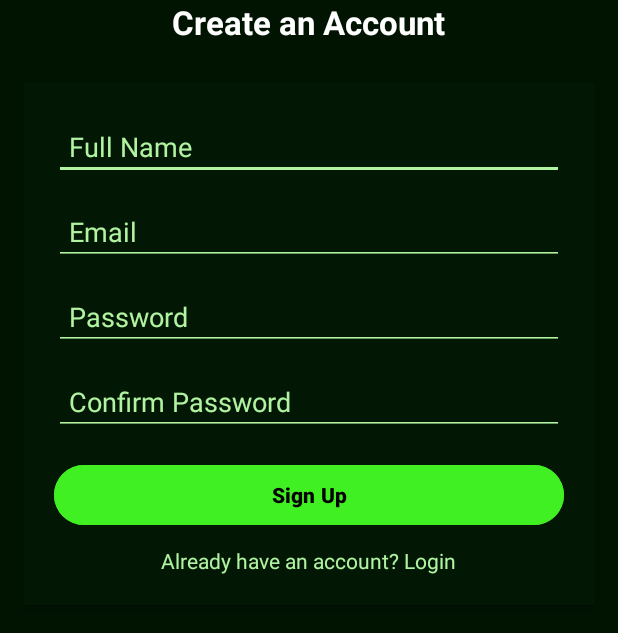
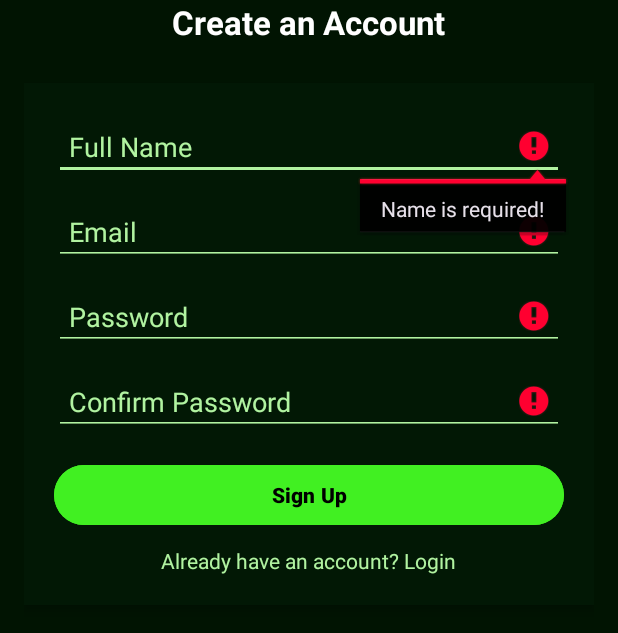
Before and after one commit to Heroic2024/wallet_whiz, an Android app: the screen it shows after launch (MainActivity), after a tap on "Sign Up", on a phone screen of 412 x 824 dp, the part 390-1023 px from its top. Run offline under Robolectric (Android 15) with nearby library versions, the phone set to English and light mode, and no system bars.

Commit message:
Validations
validations

```diff
--- a/app/src/main/java/com/example/mainproject/MainActivity.java
+++ b/app/src/main/java/com/example/mainproject/MainActivity.java
@@ -6,7 +6,7 @@ import android.content.Intent;
 import android.database.Cursor;
 import android.database.sqlite.SQLiteDatabase;
 import android.os.Bundle;
-import android.util.Log;
+import android.util.Patterns;
 import android.widget.Button;
 import android.widget.EditText;
 import android.widget.TextView;
@@ -39,23 +39,71 @@ public class MainActivity extends AppCompatActivity {
         db.execSQL("CREATE TABLE IF NOT EXISTS users(id INTEGER PRIMARY KEY AUTOINCREMENT, name TEXT, email TEXT UNIQUE, password TEXT)");
 
         btnSignup.setOnClickListener(view -> {
+            // Reset any previous errors
+            edtName.setError(null);
+            edtEmail.setError(null);
+            edtPassword.setError(null);
+            edtConfirmPassword.setError(null);
+
             String name = edtName.getText().toString().trim();
             String email = edtEmail.getText().toString().trim();
             String password = edtPassword.getText().toString().trim();
             String confirmPassword = edtConfirmPassword.getText().toString().trim();
+            boolean valid = true;
 
-            if (name.isEmpty() || email.isEmpty() || password.isEmpty() || confirmPassword.isEmpty()) {
-                Toast.makeText(MainActivity.this, "All fields are required!", Toast.LENGTH_SHORT).show();
-            } else if (!password.equals(confirmPassword)) {
-                Toast.makeText(MainActivity.this, "Passwords do not match!", Toast.LENGTH_SHORT).show();
-            } else if (checkUserExists(email)) {
-                Toast.makeText(MainActivity.this, "Email already registered!", Toast.LENGTH_SHORT).show();
-            } else {
+            // Validate Name
+            if (name.isEmpty()) {
+                edtName.setError("Name is required!");
+                valid = false;
+            } else if (!isValidName(name)) {
+                edtName.setError("Name must be at least 3 characters and only contain letters and spaces!");
+                valid = false;
+            }
+
+            // Validate Email
+            if (email.isEmpty()) {
+                edtEmail.setError("Email is required!");
+                valid = false;
+            } else if (!isValidEmail(email)) {
+                edtEmail.setError("Please enter a valid email!");
+                valid = false;
+            }
+
+            // Validate Password and Confirm Password
+            if (password.isEmpty()) {
+                edtPassword.setError("Password is required!");
+                valid = false;
+            }
+            if (confirmPassword.isEmpty()) {
+                edtConfirmPassword.setError("Confirm password is required!");
+                valid = false;
+            }
+            if (!password.equals(confirmPassword)) {
+                edtConfirmPassword.setError("Passwords do not match!");
+                valid = false;
+            } else if (!isValidPassword(password)) {
+                edtPassword.setError("Password must be at least 8 characters long, with uppercase, lowercase, and a digit!");
+                valid = false;
+            }
+
+            // Check if email already exists
+            if (checkUserExists(email)) {
+                edtEmail.setError("Email already registered!");
+                valid = false;
+            }
+
+            // If any validation error exists, don't proceed further
+            if (!valid) {
+                return;
+            }
+
+            // Hash the password
             String hashedPassword = hashPassword(password);
             if (hashedPassword == null) {
                 Toast.makeText(MainActivity.this, "Error hashing password!", Toast.LENGTH_SHORT).show();
                 return;
             }
+            // Insert user into the database
             if (insertUser(name, email, hashedPassword)) {
                 // Save user details in SharedPreferences
                 SharedPreferences preferences = getSharedPreferences("WalletWhizPrefs", MODE_PRIVATE);
@@ -65,7 +113,6 @@ public class MainActivity extends AppCompatActivity {
                 editor.apply();
 
                 Toast.makeText(MainActivity.this, "Signup Successful!", Toast.LENGTH_SHORT).show();
-                    Log.d("SignupRedirect", "Redirecting to login screen...");
 
                 // Redirect to the login screen (activity_auth.java)
                 Intent intent = new Intent(MainActivity.this, activity_auth.class);
@@ -73,7 +120,6 @@ public class MainActivity extends AppCompatActivity {
                 finish();
             } else {
                 Toast.makeText(MainActivity.this, "Signup Failed!", Toast.LENGTH_SHORT).show();
-                }
             }
         });
 
@@ -118,6 +164,33 @@ public class MainActivity extends AppCompatActivity {
         }
     }
 
+    // Validate email format
+    private boolean isValidEmail(String email) {
+        return Patterns.EMAIL_ADDRESS.matcher(email).matches();
+    }
+
+    // Validate name: at least 3 characters long and contains only letters and spaces.
+    private boolean isValidName(String name) {
+        return name.length() >= 3 && name.matches("^[A-Za-z\\s]+$");
+    }
+
+    // Validate password strength: minimum 8 characters, at least one uppercase letter, one lowercase letter, and one number.
+    private boolean isValidPassword(String password) {
+        if (password.length() < 8) {
+            return false;
+        }
+        if (!password.matches(".*[A-Z].*")) {
+            return false;
+        }
+        if (!password.matches(".*[a-z].*")) {
+            return false;
+        }
+        if (!password.matches(".*[0-9].*")) {
+            return false;
+        }
+        return true;
+    }
+
     @Override
     protected void onDestroy() {
         super.onDestroy();
```
Also changed, not shown: app/src/main/java/com/example/mainproject/DataBaseHelper.java (+55 -1 lines), app/src/main/java/com/example/mainproject/activity_auth.java (+33 -14 lines), app/src/main/java/com/example/mainproject/activity_budget.java (+15 -3 lines), app/src/main/java/com/example/mainproject/bitcoin.java (deleted, +0 -20 lines), app/src/main/java/com/example/mainproject/expense_tracker.java (+66 -6 lines), app/src/main/res/layout/activity_expense_tracker.xml (+39 -42 lines). Lines whose indentation alone changed are shown as unchanged.
